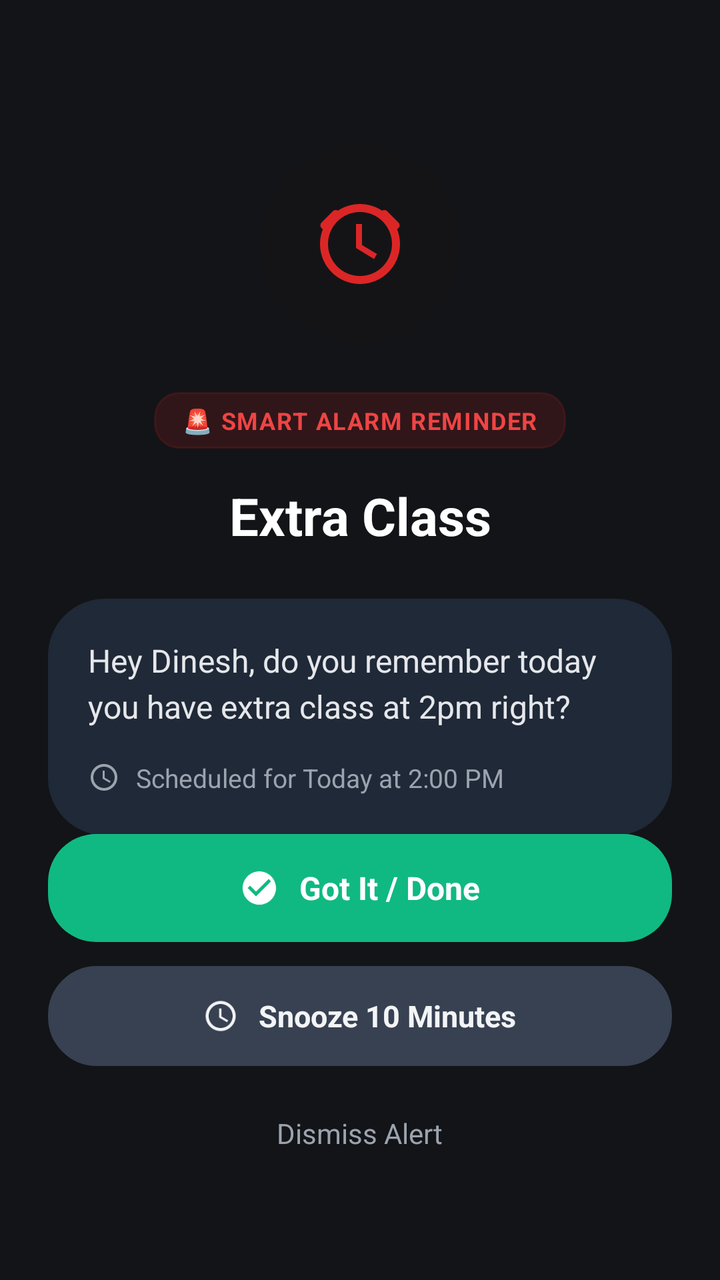
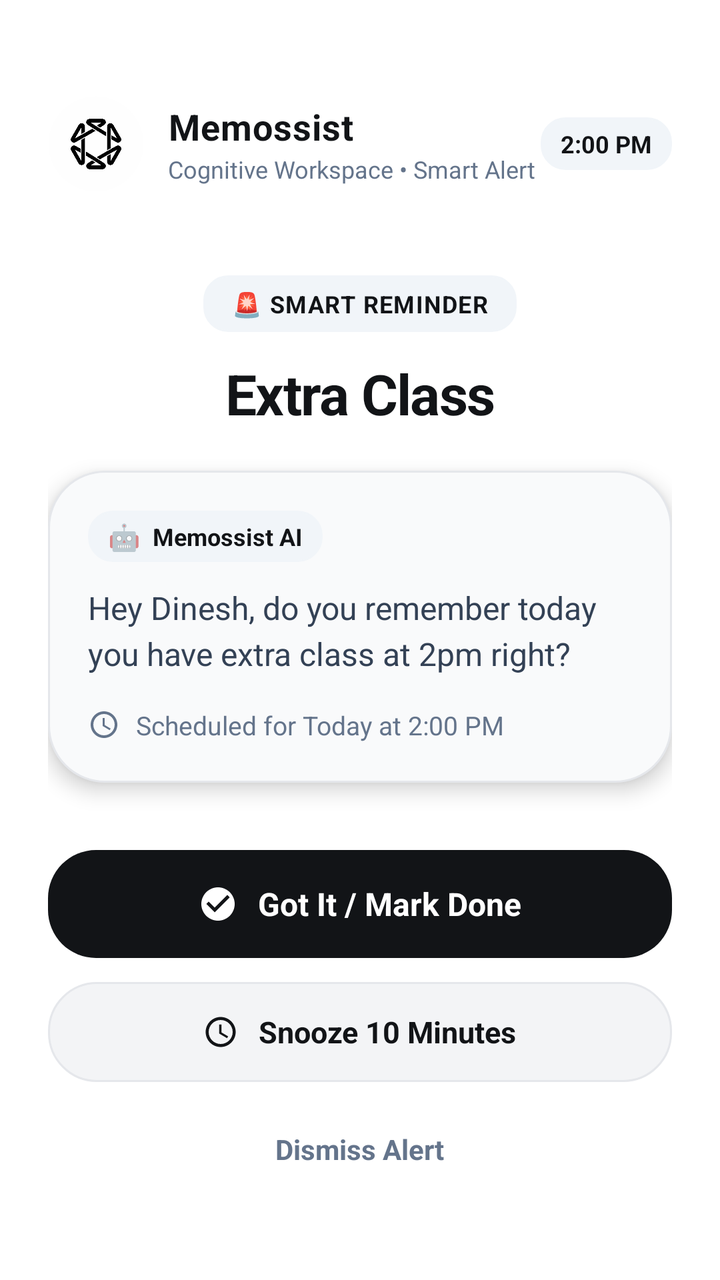

Screens rendered from an Android XML layout before and after an edit, with the pre-edit source and the edit as a unified diff.
<!-- AndroidManifest.xml: activity theme Theme.AppTempeLate -->
<!-- res/layout/activity_alarm_alert.xml -->
<?xml version="1.0" encoding="utf-8"?>
<androidx.constraintlayout.widget.ConstraintLayout xmlns:android="http://schemas.android.com/apk/res/android"
    xmlns:app="http://schemas.android.com/apk/res-auto"
    xmlns:tools="http://schemas.android.com/tools"
    android:layout_width="match_parent"
    android:layout_height="match_parent"
    android:background="#121417"
    android:padding="24dp"
    tools:context=".AlarmAlertActivity">

    
    <LinearLayout
        android:id="@+id/llAlarmOrbContainer"
        android:layout_width="100dp"
        android:layout_height="100dp"
        android:layout_marginTop="48dp"
        android:background="@drawable/bg_circle_icon_button"
        android:backgroundTint="#26DC2626"
        android:gravity="center"
        app:layout_constraintEnd_toEndOf="parent"
        app:layout_constraintStart_toStartOf="parent"
        app:layout_constraintTop_toTopOf="parent">

        <ImageView
            android:id="@+id/ivAlarmIcon"
            android:layout_width="48dp"
            android:layout_height="48dp"
            android:src="@drawable/ic_alarm"
            app:tint="#DC2626"
            android:contentDescription="Alarm Icon" />

    </LinearLayout>

    
    <TextView
        android:id="@+id/tvAlarmBadge"
        android:layout_width="wrap_content"
        android:layout_height="wrap_content"
        android:layout_marginTop="24dp"
        android:background="@drawable/bg_tag_rounded"
        android:backgroundTint="#26DC2626"
        android:paddingHorizontal="14dp"
        android:paddingVertical="6dp"
        android:text="🚨 SMART ALARM REMINDER"
        android:textColor="#EF4444"
        android:textSize="12sp"
        android:textStyle="bold"
        android:letterSpacing="0.05"
        app:layout_constraintEnd_toEndOf="parent"
        app:layout_constraintStart_toStartOf="parent"
        app:layout_constraintTop_toBottomOf="@+id/llAlarmOrbContainer" />

    
    <TextView
        android:id="@+id/tvAlarmTitle"
        android:layout_width="0dp"
        android:layout_height="wrap_content"
        android:layout_marginTop="16dp"
        android:gravity="center"
        android:text="Extra Class"
        android:textColor="#FFFFFF"
        android:textSize="26sp"
        android:textStyle="bold"
        app:layout_constraintEnd_toEndOf="parent"
        app:layout_constraintStart_toStartOf="parent"
        app:layout_constraintTop_toBottomOf="@+id/tvAlarmBadge" />

    
    <LinearLayout
        android:id="@+id/llMessageCard"
        android:layout_width="0dp"
        android:layout_height="wrap_content"
        android:layout_marginTop="24dp"
        android:background="@drawable/bg_gemini_chat_box"
        android:backgroundTint="#1F2937"
        android:orientation="vertical"
        android:padding="20dp"
        app:layout_constraintEnd_toEndOf="parent"
        app:layout_constraintStart_toStartOf="parent"
        app:layout_constraintTop_toBottomOf="@+id/tvAlarmTitle">

        <TextView
            android:id="@+id/tvAlarmMessage"
            android:layout_width="match_parent"
            android:layout_height="wrap_content"
            android:lineSpacingExtra="4dp"
            android:text="Hey Dinesh, do you remember today you have extra class at 2pm right?"
            android:textColor="#E5E7EB"
            android:textSize="16sp" />

        <LinearLayout
            android:layout_width="wrap_content"
            android:layout_height="wrap_content"
            android:layout_marginTop="16dp"
            android:gravity="center_vertical"
            android:orientation="horizontal">

            <ImageView
                android:layout_width="16dp"
                android:layout_height="16dp"
                android:src="@drawable/ic_clock"
                app:tint="#9CA3AF"
                android:contentDescription="Clock" />

            <TextView
                android:id="@+id/tvAlarmEventTime"
                android:layout_width="wrap_content"
                android:layout_height="wrap_content"
                android:layout_marginStart="8dp"
                android:text="Scheduled for Today at 2:00 PM"
                android:textColor="#9CA3AF"
                android:textSize="13sp" />

        </LinearLayout>

    </LinearLayout>

    
    <LinearLayout
        android:id="@+id/llActionsContainer"
        android:layout_width="0dp"
        android:layout_height="wrap_content"
        android:layout_marginBottom="32dp"
        android:orientation="vertical"
        app:layout_constraintBottom_toBottomOf="parent"
        app:layout_constraintEnd_toEndOf="parent"
        app:layout_constraintStart_toStartOf="parent">

        
        <LinearLayout
            android:id="@+id/btnAlarmGotIt"
            android:layout_width="match_parent"
            android:layout_height="54dp"
            android:background="@drawable/bg_button_save_pill"
            android:backgroundTint="#10B981"
            android:clickable="true"
            android:focusable="true"
            android:gravity="center"
            android:orientation="horizontal">

            <ImageView
                android:layout_width="20dp"
                android:layout_height="20dp"
                android:src="@drawable/ic_check_circle"
                app:tint="#FFFFFF"
                android:contentDescription="Check" />

            <TextView
                android:layout_width="wrap_content"
                android:layout_height="wrap_content"
                android:layout_marginStart="10dp"
                android:text="Got It / Done"
                android:textColor="#FFFFFF"
                android:textSize="16sp"
                android:textStyle="bold" />

        </LinearLayout>

        
        <LinearLayout
            android:id="@+id/btnAlarmSnooze"
            android:layout_width="match_parent"
            android:layout_height="50dp"
            android:layout_marginTop="12dp"
            android:background="@drawable/bg_button_cancel_pill"
            android:backgroundTint="#374151"
            android:clickable="true"
            android:focusable="true"
            android:gravity="center"
            android:orientation="horizontal">

            <ImageView
                android:layout_width="18dp"
                android:layout_height="18dp"
                android:src="@drawable/ic_clock"
                app:tint="#F3F4F6"
                android:contentDescription="Snooze" />

            <TextView
                android:layout_width="wrap_content"
                android:layout_height="wrap_content"
                android:layout_marginStart="10dp"
                android:text="Snooze 10 Minutes"
                android:textColor="#F3F4F6"
                android:textSize="15sp"
                android:textStyle="bold" />

        </LinearLayout>

        
        <TextView
            android:id="@+id/btnAlarmDismiss"
            android:layout_width="wrap_content"
            android:layout_height="wrap_content"
            android:layout_gravity="center_horizontal"
            android:layout_marginTop="16dp"
            android:padding="8dp"
            android:text="Dismiss Alert"
            android:textColor="#9CA3AF"
            android:textSize="14sp" />

    </LinearLayout>

</androidx.constraintlayout.widget.ConstraintLayout>
<!-- resources referenced by this layout -->
<resources>
  <!-- drawable bg_button_cancel_pill (drawable) -->
  <?xml version="1.0" encoding="utf-8"?>
  <ripple xmlns:android="http://schemas.android.com/apk/res/android"
      android:color="#E5E7EB">
      <item>
          <shape android:shape="rectangle">
              <solid android:color="#F3F4F6" />
              <corners android:radius="24dp" />
              <stroke
                  android:width="1dp"
                  android:color="#E5E7EB" />
          </shape>
      </item>
  </ripple>
  <!-- drawable bg_button_save_pill (drawable) -->
  <?xml version="1.0" encoding="utf-8"?>
  <ripple xmlns:android="http://schemas.android.com/apk/res/android"
      android:color="#374151">
      <item>
          <shape android:shape="rectangle">
              <solid android:color="#121417" />
              <corners android:radius="24dp" />
          </shape>
      </item>
  </ripple>
  <!-- drawable bg_circle_icon_button (drawable) -->
  <?xml version="1.0" encoding="utf-8"?>
  <ripple xmlns:android="http://schemas.android.com/apk/res/android"
      android:color="#1F000000">
      <item>
          <shape android:shape="oval">
              <solid android:color="#0D000000" />
          </shape>
      </item>
  </ripple>
  <!-- drawable bg_gemini_chat_box (drawable) -->
  <?xml version="1.0" encoding="utf-8"?>
  <shape xmlns:android="http://schemas.android.com/apk/res/android"
      android:shape="rectangle">
      <solid android:color="#F3F4F6" />
      <corners android:radius="28dp" />
      <stroke
          android:width="1dp"
          android:color="#E5E7EB" />
  </shape>
  <!-- drawable bg_tag_rounded (drawable) -->
  <?xml version="1.0" encoding="utf-8"?>
  <shape xmlns:android="http://schemas.android.com/apk/res/android"
      android:shape="rectangle">
      <solid android:color="#F3F4F6" />
      <corners android:radius="12dp" />
      <stroke
          android:width="1dp"
          android:color="#E5E7EB" />
  </shape>
  <!-- drawable ic_alarm (drawable) -->
  <vector xmlns:android="http://schemas.android.com/apk/res/android"
      android:width="24dp"
      android:height="24dp"
      android:viewportWidth="24"
      android:viewportHeight="24">
    <path
        android:fillColor="#FF000000"
        android:pathData="M12,22 C6.477,22 2,17.523 2,12 C2,6.477 6.477,2 12,2 C17.523,2 22,6.477 22,12 C22,17.523 17.523,22 12,22 ZM12,20 C16.418,20 20,16.418 20,12 C20,7.582 16.418,4 12,4 C7.582,4 4,7.582 4,12 C4,16.418 7.582,20 12,20 ZM12.5,7 L12.5,12.25 L16.25,14.5 L15.5,15.75 L11,13 L11,7 L12.5,7 ZM5.22,3.8 C5.61,3.41 6.24,3.41 6.63,3.8 C7.02,4.19 7.02,4.82 6.63,5.21 L3.8,8.04 C3.41,8.43 2.78,8.43 2.39,8.04 C2,7.65 2,7.02 2.39,6.63 L5.22,3.8 ZM18.78,3.8 L21.61,6.63 C22,7.02 22,7.65 21.61,8.04 C21.22,8.43 20.59,8.43 20.2,8.04 L17.37,5.21 C16.98,4.82 16.98,4.19 17.37,3.8 C17.76,3.41 18.39,3.41 18.78,3.8 Z"/>
  </vector>
  <!-- drawable ic_check_circle (drawable) -->
  <vector xmlns:android="http://schemas.android.com/apk/res/android"
      android:width="24dp"
      android:height="24dp"
      android:viewportWidth="24"
      android:viewportHeight="24">
    <path
        android:fillColor="#FF000000"
        android:pathData="M12,2 C6.48,2 2,6.48 2,12 C2,17.52 6.48,22 12,22 C17.52,22 22,17.52 22,12 C22,6.48 17.52,2 12,2 ZM10,17 L5,12 L6.41,10.59 L10,14.17 L17.59,6.58 L19,8 L10,17 Z"/>
  </vector>
  <!-- drawable ic_clock (drawable) -->
  <vector xmlns:android="http://schemas.android.com/apk/res/android"
      android:width="24dp"
      android:height="24dp"
      android:viewportWidth="24"
      android:viewportHeight="24">
    <path
        android:fillColor="#FF000000"
        android:pathData="M11.99,2 C6.47,2 2,6.48 2,12 C2,17.52 6.47,22 11.99,22 C17.52,22 22,17.52 22,12 C22,6.48 17.52,2 11.99,2 ZM12,20 C7.58,20 4,16.42 4,12 C4,7.58 7.58,4 12,4 C16.42,4 20,7.58 20,12 C20,16.42 16.42,20 12,20 ZM12.5,7 L11,7 L11,13 L16.25,16.15 L17,14.92 L12.5,12.25 L12.5,7 Z"/>
  </vector>
  <color name="white">#FFFFFF</color>
  <!-- unchanged entries left out for length: 1 -->
</resources>

<!-- the commit's change to res/layout/activity_alarm_alert.xml (unified diff, before → after) -->
@@ -4,112 +4,202 @@
     xmlns:tools="http://schemas.android.com/tools"
     android:layout_width="match_parent"
     android:layout_height="match_parent"
-    android:background="#121417"
+    android:background="#FFFFFF"
     android:padding="24dp"
     tools:context=".AlarmAlertActivity">
 
     
     <LinearLayout
-        android:id="@+id/llAlarmOrbContainer"
-        android:layout_width="100dp"
-        android:layout_height="100dp"
-        android:layout_marginTop="48dp"
-        android:background="@drawable/bg_circle_icon_button"
-        android:backgroundTint="#26DC2626"
-        android:gravity="center"
+        android:id="@+id/llHeaderBrand"
+        android:layout_width="0dp"
+        android:layout_height="wrap_content"
+        android:layout_marginTop="24dp"
+        android:gravity="center_vertical"
+        android:orientation="horizontal"
         app:layout_constraintEnd_toEndOf="parent"
         app:layout_constraintStart_toStartOf="parent"
         app:layout_constraintTop_toTopOf="parent">
 
-        <ImageView
-            android:id="@+id/ivAlarmIcon"
+        
+        <FrameLayout
+            android:id="@+id/flLogoContainer"
             android:layout_width="48dp"
-            android:layout_height="48dp"
-            android:src="@drawable/ic_alarm"
-            app:tint="#DC2626"
-            android:contentDescription="Alarm Icon" />
+            android:layout_height="48dp">
+
+            <View
+                android:id="@+id/vLogoPulseRing"
+                android:layout_width="48dp"
+                android:layout_height="48dp"
+                android:background="@drawable/bg_circle_icon_button"
+                android:backgroundTint="#1A121417" />
+
+            <ImageView
+                android:id="@+id/ivAlarmLogo"
+                android:layout_width="38dp"
+                android:layout_height="38dp"
+                android:layout_gravity="center"
+                android:src="@drawable/app_logo"
+                android:contentDescription="Memossist Logo" />
+
+        </FrameLayout>
+
+        <LinearLayout
+            android:layout_width="0dp"
+            android:layout_height="wrap_content"
+            android:layout_marginStart="12dp"
+            android:layout_weight="1"
+            android:orientation="vertical">
+
+            <TextView
+                android:layout_width="wrap_content"
+                android:layout_height="wrap_content"
+                android:text="Memossist"
+                android:textColor="#121417"
+                android:textSize="18sp"
+                android:textStyle="bold"
+                android:letterSpacing="0.02" />
+
+            <TextView
+                android:layout_width="wrap_content"
+                android:layout_height="wrap_content"
+                android:layout_marginTop="1dp"
+                android:text="Cognitive Workspace • Smart Alert"
+                android:textColor="#64748B"
+                android:textSize="12sp" />
+
+        </LinearLayout>
+
+        <TextView
+            android:id="@+id/tvLiveTimeBadge"
+            android:layout_width="wrap_content"
+            android:layout_height="wrap_content"
+            android:background="@drawable/bg_tag_rounded"
+            android:backgroundTint="#F1F5F9"
+            android:paddingHorizontal="10dp"
+            android:paddingVertical="5dp"
+            android:text="2:00 PM"
+            android:textColor="#121417"
+            android:textSize="12sp"
+            android:textStyle="bold" />
 
     </LinearLayout>
 
     
-    <TextView
-        android:id="@+id/tvAlarmBadge"
-        android:layout_width="wrap_content"
-        android:layout_height="wrap_content"
+    <LinearLayout
+        android:layout_width="0dp"
+        android:layout_height="0dp"
         android:layout_marginTop="24dp"
-        android:background="@drawable/bg_tag_rounded"
-        android:backgroundTint="#26DC2626"
-        android:paddingHorizontal="14dp"
-        android:paddingVertical="6dp"
-        android:text="🚨 SMART ALARM REMINDER"
-        android:textColor="#EF4444"
-        android:textSize="12sp"
-        android:textStyle="bold"
-        android:letterSpacing="0.05"
+        android:layout_marginBottom="16dp"
+        android:gravity="center"
+        android:orientation="vertical"
+        app:layout_constraintBottom_toTopOf="@+id/llActionsContainer"
         app:layout_constraintEnd_toEndOf="parent"
         app:layout_constraintStart_toStartOf="parent"
-        app:layout_constraintTop_toBottomOf="@+id/llAlarmOrbContainer" />
-
-    
-    <TextView
-        android:id="@+id/tvAlarmTitle"
-        android:layout_width="0dp"
-        android:layout_height="wrap_content"
-        android:layout_marginTop="16dp"
-        android:gravity="center"
-        android:text="Extra Class"
-        android:textColor="#FFFFFF"
-        android:textSize="26sp"
-        android:textStyle="bold"
-        app:layout_constraintEnd_toEndOf="parent"
-        app:layout_constraintStart_toStartOf="parent"
-        app:layout_constraintTop_toBottomOf="@+id/tvAlarmBadge" />
-
-    
-    <LinearLayout
-        android:id="@+id/llMessageCard"
-        android:layout_width="0dp"
-        android:layout_height="wrap_content"
-        android:layout_marginTop="24dp"
-        android:background="@drawable/bg_gemini_chat_box"
-        android:backgroundTint="#1F2937"
-        android:orientation="vertical"
-        android:padding="20dp"
-        app:layout_constraintEnd_toEndOf="parent"
-        app:layout_constraintStart_toStartOf="parent"
-        app:layout_constraintTop_toBottomOf="@+id/tvAlarmTitle">
-
-        <TextView
-            android:id="@+id/tvAlarmMessage"
-            android:layout_width="match_parent"
-            android:layout_height="wrap_content"
-            android:lineSpacingExtra="4dp"
-            android:text="Hey Dinesh, do you remember today you have extra class at 2pm right?"
-            android:textColor="#E5E7EB"
-            android:textSize="16sp" />
-
-        <LinearLayout
+        app:layout_constraintTop_toBottomOf="@+id/llHeaderBrand">
+
+        
+        <TextView
+            android:id="@+id/tvAlarmBadge"
             android:layout_width="wrap_content"
             android:layout_height="wrap_content"
-            android:layout_marginTop="16dp"
-            android:gravity="center_vertical"
-            android:orientation="horizontal">
-
-            <ImageView
-                android:layout_width="16dp"
-                android:layout_height="16dp"
-                android:src="@drawable/ic_clock"
-                app:tint="#9CA3AF"
-                android:contentDescription="Clock" />
-
-            <TextView
-                android:id="@+id/tvAlarmEventTime"
-                android:layout_width="wrap_content"
-                android:layout_height="wrap_content"
-                android:layout_marginStart="8dp"
-                android:text="Scheduled for Today at 2:00 PM"
-                android:textColor="#9CA3AF"
-                android:textSize="13sp" />
+            android:background="@drawable/bg_tag_rounded"
+            android:backgroundTint="#F1F5F9"
+            android:paddingHorizontal="14dp"
+            android:paddingVertical="6dp"
+            android:text="🚨 SMART REMINDER"
+            android:textColor="#121417"
+            android:textSize="12sp"
+            android:textStyle="bold"
+            android:letterSpacing="0.04" />
+
+        
+        <TextView
+            android:id="@+id/tvAlarmTitle"
+            android:layout_width="match_parent"
+            android:layout_height="wrap_content"
+            android:layout_marginTop="12dp"
+            android:gravity="center"
+            android:text="Extra Class"
+            android:textColor="#121417"
+            android:textSize="28sp"
+            android:textStyle="bold"
+            android:letterSpacing="-0.02" />
+
+        
+        <LinearLayout
+            android:id="@+id/llMessageCard"
+            android:layout_width="match_parent"
+            android:layout_height="wrap_content"
+            android:layout_marginTop="20dp"
+            android:background="@drawable/bg_floating_chat_box"
+            android:elevation="6dp"
+            android:orientation="vertical"
+            android:padding="20dp">
+
+            
+            <LinearLayout
+                android:layout_width="wrap_content"
+                android:layout_height="wrap_content"
+                android:background="@drawable/bg_tag_rounded"
+                android:backgroundTint="#F1F5F9"
+                android:gravity="center_vertical"
+                android:orientation="horizontal"
+                android:paddingHorizontal="10dp"
+                android:paddingVertical="4dp">
+
+                <TextView
+                    android:layout_width="wrap_content"
+                    android:layout_height="wrap_content"
+                    android:text="🤖"
+                    android:textSize="13sp" />
+
+                <TextView
+                    android:layout_width="wrap_content"
+                    android:layout_height="wrap_content"
+                    android:layout_marginStart="6dp"
+                    android:text="Memossist AI"
+                    android:textColor="#121417"
+                    android:textSize="12sp"
+                    android:textStyle="bold" />
+
+            </LinearLayout>
+
+            
+            <TextView
+                android:id="@+id/tvAlarmMessage"
+                android:layout_width="match_parent"
+                android:layout_height="wrap_content"
+                android:layout_marginTop="12dp"
+                android:lineSpacingExtra="4dp"
+                android:text="Hey Dinesh, do you remember today you have extra class at 2pm right?"
+                android:textColor="#334155"
+                android:textSize="16sp" />
+
+            
+            <LinearLayout
+                android:layout_width="wrap_content"
+                android:layout_height="wrap_content"
+                android:layout_marginTop="16dp"
+                android:gravity="center_vertical"
+                android:orientation="horizontal">
+
+                <ImageView
+                    android:layout_width="16dp"
+                    android:layout_height="16dp"
+                    android:src="@drawable/ic_clock"
+                    app:tint="#64748B"
+                    android:contentDescription="Clock" />
+
+                <TextView
+                    android:id="@+id/tvAlarmEventTime"
+                    android:layout_width="wrap_content"
+                    android:layout_height="wrap_content"
+                    android:layout_marginStart="8dp"
+                    android:text="Scheduled for Today at 2:00 PM"
+                    android:textColor="#64748B"
+                    android:textSize="13sp" />
+
+            </LinearLayout>
 
         </LinearLayout>
 
@@ -120,7 +210,7 @@
         android:id="@+id/llActionsContainer"
         android:layout_width="0dp"
         android:layout_height="wrap_content"
-        android:layout_marginBottom="32dp"
+        android:layout_marginBottom="24dp"
         android:orientation="vertical"
         app:layout_constraintBottom_toBottomOf="parent"
         app:layout_constraintEnd_toEndOf="parent"
@@ -132,7 +222,7 @@
             android:layout_width="match_parent"
             android:layout_height="54dp"
             android:background="@drawable/bg_button_save_pill"
-            android:backgroundTint="#10B981"
+            android:backgroundTint="#121417"
             android:clickable="true"
             android:focusable="true"
             android:gravity="center"
@@ -149,7 +239,7 @@
                 android:layout_width="wrap_content"
                 android:layout_height="wrap_content"
                 android:layout_marginStart="10dp"
-                android:text="Got It / Done"
+                android:text="Got It / Mark Done"
                 android:textColor="#FFFFFF"
                 android:textSize="16sp"
                 android:textStyle="bold" />
@@ -163,7 +253,6 @@
             android:layout_height="50dp"
             android:layout_marginTop="12dp"
             android:background="@drawable/bg_button_cancel_pill"
-            android:backgroundTint="#374151"
             android:clickable="true"
             android:focusable="true"
             android:gravity="center"
@@ -173,7 +262,7 @@
                 android:layout_width="18dp"
                 android:layout_height="18dp"
                 android:src="@drawable/ic_clock"
-                app:tint="#F3F4F6"
+                app:tint="#121417"
                 android:contentDescription="Snooze" />
 
             <TextView
@@ -181,7 +270,7 @@
                 android:layout_height="wrap_content"
                 android:layout_marginStart="10dp"
                 android:text="Snooze 10 Minutes"
-                android:textColor="#F3F4F6"
+                android:textColor="#121417"
                 android:textSize="15sp"
                 android:textStyle="bold" />
 
@@ -196,8 +285,9 @@
             android:layout_marginTop="16dp"
             android:padding="8dp"
             android:text="Dismiss Alert"
-            android:textColor="#9CA3AF"
-            android:textSize="14sp" />
+            android:textColor="#64748B"
+            android:textSize="14sp"
+            android:textStyle="bold" />
 
     </LinearLayout>
 
<!-- resource entries referenced after the edit -->
@@ -1,5 +1,6 @@
 <!-- resources referenced by this layout -->
 <resources>
+  <!-- drawable app_logo: png bitmap (drawable, 63295 bytes) -->
   <!-- drawable bg_button_cancel_pill (drawable) -->
   <?xml version="1.0" encoding="utf-8"?>
   <ripple xmlns:android="http://schemas.android.com/apk/res/android"
@@ -35,11 +36,11 @@
           </shape>
       </item>
   </ripple>
-  <!-- drawable bg_gemini_chat_box (drawable) -->
+  <!-- drawable bg_floating_chat_box (drawable) -->
   <?xml version="1.0" encoding="utf-8"?>
   <shape xmlns:android="http://schemas.android.com/apk/res/android"
       android:shape="rectangle">
-      <solid android:color="#F3F4F6" />
+      <solid android:color="#F9FAFB" />
       <corners android:radius="28dp" />
       <stroke
           android:width="1dp"
@@ -55,16 +56,6 @@
           android:width="1dp"
           android:color="#E5E7EB" />
   </shape>
-  <!-- drawable ic_alarm (drawable) -->
-  <vector xmlns:android="http://schemas.android.com/apk/res/android"
-      android:width="24dp"
-      android:height="24dp"
-      android:viewportWidth="24"
-      android:viewportHeight="24">
-    <path
-        android:fillColor="#FF000000"
-        android:pathData="M12,22 C6.477,22 2,17.523 2,12 C2,6.477 6.477,2 12,2 C17.523,2 22,6.477 22,12 C22,17.523 17.523,22 12,22 ZM12,20 C16.418,20 20,16.418 20,12 C20,7.582 16.418,4 12,4 C7.582,4 4,7.582 4,12 C4,16.418 7.582,20 12,20 ZM12.5,7 L12.5,12.25 L16.25,14.5 L15.5,15.75 L11,13 L11,7 L12.5,7 ZM5.22,3.8 C5.61,3.41 6.24,3.41 6.63,3.8 C7.02,4.19 7.02,4.82 6.63,5.21 L3.8,8.04 C3.41,8.43 2.78,8.43 2.39,8.04 C2,7.65 2,7.02 2.39,6.63 L5.22,3.8 ZM18.78,3.8 L21.61,6.63 C22,7.02 22,7.65 21.61,8.04 C21.22,8.43 20.59,8.43 20.2,8.04 L17.37,5.21 C16.98,4.82 16.98,4.19 17.37,3.8 C17.76,3.41 18.39,3.41 18.78,3.8 Z"/>
-  </vector>
   <!-- drawable ic_check_circle (drawable) -->
   <vector xmlns:android="http://schemas.android.com/apk/res/android"
       android:width="24dp"
